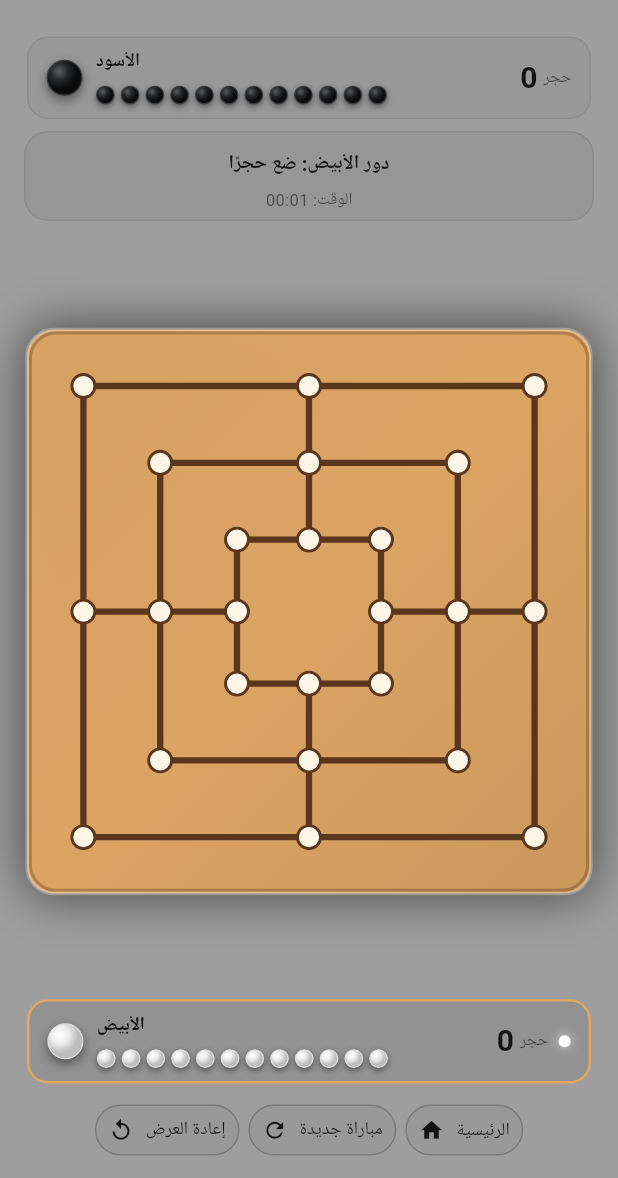
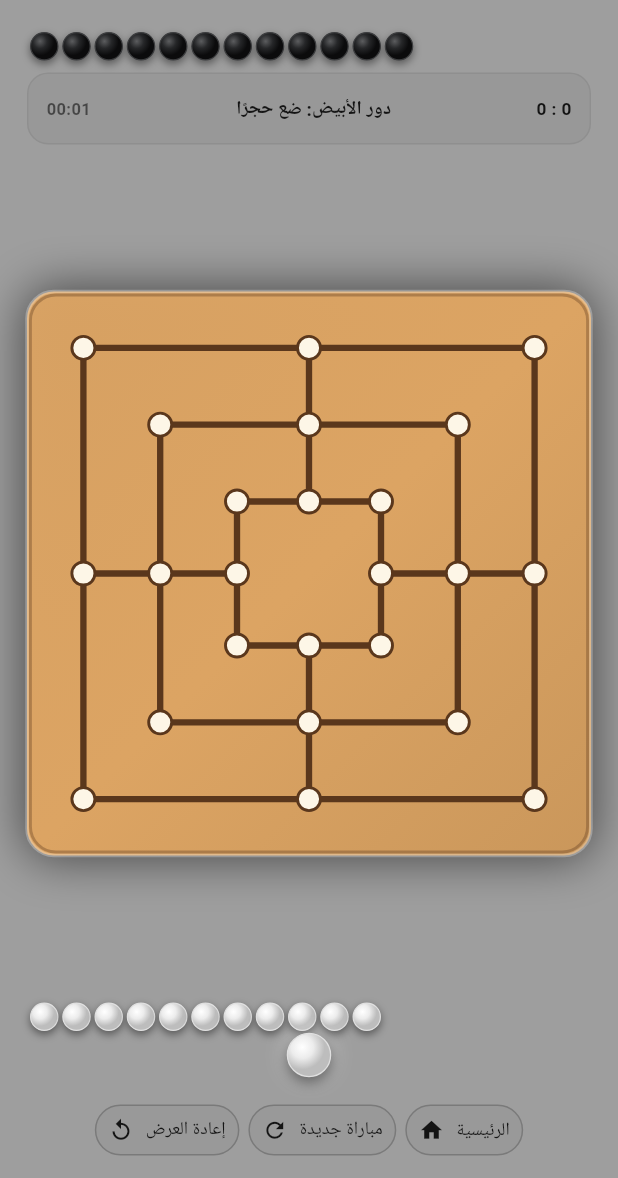
Before and after one commit to 5-boopfav/bahmad-thabet, a Flutter app: the GamePage screen opened directly with sample values from the repository, on a phone screen of 412 x 824 dp, the part 58-1236 px from its top. Run offline on Flutter 3.47's test engine with Material 3 defaults, Android fonts, the phone set to English and light mode, and no system bars.

Commit message:
Implement stone animation and refactor placement logic
Added _FlyingStone class to manage stone animations and updated GamePage to utilize it for launching stones. Refactored player stone placement and UI adjustments.

```diff
--- a/lib/main.dart
+++ b/lib/main.dart
@@ -578,6 +578,18 @@ class HomePage extends StatelessWidget {
   }
 }
 
+class _FlyingStone {
+  final int player;
+  final Offset startOffset;
+  final Offset endOffset;
+
+  const _FlyingStone({
+    required this.player,
+    required this.startOffset,
+    required this.endOffset,
+  });
+}
+
 class GamePage extends StatefulWidget {
   final BoardTheme theme;
   final Color appBackground;
@@ -600,7 +612,8 @@ class GamePage extends StatefulWidget {
   State<GamePage> createState() => _GamePageState();
 }
 
-class _GamePageState extends State<GamePage> {
+class _GamePageState extends State<GamePage>
+    with SingleTickerProviderStateMixin {
   static int nextStarter = 1;
 
   final List<Offset> points = const [
@@ -634,6 +647,10 @@ class _GamePageState extends State<GamePage> {
   late final List<List<int>> near;
   late final List<List<int>> mills;
 
+  late final AnimationController _flyController;
+  _FlyingStone? _flyingStone;
+  double _currentBoardSize = 320;
+
   List<int> board = List.filled(24, 0);
   List<List<int>> history = [];
 
@@ -672,6 +689,11 @@ class _GamePageState extends State<GamePage> {
   int get playerCount => board.where((v) => v == 1).length;
   int get computerCount => board.where((v) => v == 2).length;
 
+  int get whiteRemovedCount =>
+      (whitePlaced - playerCount).clamp(0, 12);
+  int get blackRemovedCount =>
+      (blackPlaced - computerCount).clamp(0, 12);
+
   String playerName(int p) => p == 1 ? 'الأبيض' : 'الأسود';
 
   @override
@@ -681,6 +703,17 @@ class _GamePageState extends State<GamePage> {
     turn = starter;
     status = 'دور ${playerName(turn)}: ضع حجرًا';
 
+    _flyController = AnimationController(
+      vsync: this,
+      duration: const Duration(milliseconds: 280),
+    )..addStatusListener((statusAnim) {
+        if (statusAnim == AnimationStatus.completed && mounted) {
+          setState(() => _flyingStone = null);
+          widget.sound();
+          widget.vibrate();
+        }
+      });
+
     edges = [];
     for (int r = 0; r < 3; r++) {
       final b = r * 8;
@@ -709,6 +742,22 @@ class _GamePageState extends State<GamePage> {
     });
 
     _scheduleComputer();
+  }
+
+  void _launchStoneFromCenter(int player, int targetIndex) {
+    final size = _currentBoardSize;
+    final startOffset = Offset(size * 0.5, size * (player == 1 ? 1.18 : -0.18));
+    final endOffset = Offset(
+      points[targetIndex].dx * size,
+      points[targetIndex].dy * size,
+    );
+
+    _flyingStone = _FlyingStone(
+      player: player,
+      startOffset: startOffset,
+      endOffset: endOffset,
+    );
+    _flyController.forward(from: 0.0);
   }
 
   List<List<int>> _createMills() {
@@ -856,6 +905,7 @@ class _GamePageState extends State<GamePage> {
     setState(() {
       board[chosen] = 2;
       blackPlaced++;
+      _launchStoneFromCenter(2, chosen);
 
       if (hasMill(chosen, 2)) {
         if (firstMill == null) firstMill = 2;
@@ -1070,18 +1120,21 @@ class _GamePageState extends State<GamePage> {
 
   void _placeStone(int index) {
     if (board[index] != 0) return;
+    final currentPlayer = turn;
     setState(() {
-      board[index] = turn;
-
-      if (turn == 1) {
+      board[index] = currentPlayer;
+
+      if (currentPlayer == 1) {
         whitePlaced++;
       } else {
         blackPlaced++;
       }
 
-      if (hasMill(index, turn)) {
-        if (firstMill == null) firstMill = turn;
-        _celebrateMill(index, turn);
+      _launchStoneFromCenter(currentPlayer, index);
+
+      if (hasMill(index, currentPlayer)) {
+        if (firstMill == null) firstMill = currentPlayer;
+        _celebrateMill(index, currentPlayer);
       }
 
       _saveHistory();
@@ -1163,7 +1216,9 @@ class _GamePageState extends State<GamePage> {
   void _restart() {
     aiTimer?.cancel();
     millTimer?.cancel();
+    _flyController.stop();
     setState(() {
+      _flyingStone = null;
       starter = 3 - starter;
       nextStarter = starter;
       turn = starter;
@@ -1328,12 +1383,12 @@ class _GamePageState extends State<GamePage> {
     clock?.cancel();
     aiTimer?.cancel();
     millTimer?.cancel();
+    _flyController.dispose();
     super.dispose();
   }
 
   @override
   Widget build(BuildContext context) {
-    final t = widget.theme;
     final isDarkBg =
         ThemeData.estimateBrightnessForColor(widget.appBackground) ==
             Brightness.dark;
@@ -1345,9 +1400,9 @@ class _GamePageState extends State<GamePage> {
         elevation: 0,
         foregroundColor: isDarkBg ? Colors.white : Colors.black87,
         centerTitle: true,
-        title: const Text(
-          'ثبّت • BAHMAD THABET',
-          style: TextStyle(fontWeight: FontWeight.bold, fontSize: 16),
+        title: Text(
+          widget.computerMode ? 'الكمبيوتر' : 'ثبّت • BAHMAD THABET',
+          style: const TextStyle(fontWeight: FontWeight.bold, fontSize: 16),
         ),
         actions: [
           IconButton(
@@ -1386,50 +1441,59 @@ class _GamePageState extends State<GamePage> {
 
               final boardSize = math.min(
                 availableWidth,
-                availableHeight * .62,
-              ).clamp(0.0, 560.0);
+                availableHeight * .56,
+              ).clamp(0.0, 540.0);
+              _currentBoardSize = boardSize;
 
               return Column(
                 children: [
-                  const SizedBox(height: 4),
-                  _playerPanel(
-                    label: widget.computerMode ? 'الكمبيوتر' : 'الأسود',
-                    count: computerCount,
+                  // طابور الكرات السوداء بالأعلى كما في الفيديو.
+                  _stoneQueueRow(
+                    player: 2,
                     placed: blackPlaced,
-                    player: 2,
+                    removed: whiteRemovedCount,
                     active: turn == 2,
-                  ),
-
-                  // شريط الحالة والوقت بلمسة ناعمة مشابهة للفيديو.
+                    isTop: true,
+                  ),
+
+                  // شريط الحالة والوقت بلمسة هادئة.
                   Padding(
                     padding: const EdgeInsets.symmetric(
-                      horizontal: 16,
-                      vertical: 5,
+                      horizontal: 18,
+                      vertical: 4,
                     ),
                     child: Container(
                       width: double.infinity,
-                      height: 60,
+                      height: 48,
                       padding: const EdgeInsets.symmetric(
-                        horizontal: 14,
-                        vertical: 5,
+                        horizontal: 12,
+                        vertical: 4,
                       ),
                       decoration: BoxDecoration(
                         color: isDarkBg
-                            ? Colors.white.withOpacity(.06)
-                            : Colors.black.withOpacity(.05),
-                        borderRadius: BorderRadius.circular(16),
+                            ? Colors.white.withOpacity(.05)
+                            : Colors.black.withOpacity(.04),
+                        borderRadius: BorderRadius.circular(14),
                         border: Border.all(
                           color: isDarkBg
-                              ? Colors.white.withOpacity(.1)
-                              : Colors.black.withOpacity(.08),
-                        ),
-                      ),
-                      child: Column(
-                        mainAxisAlignment: MainAxisAlignment.center,
+                              ? Colors.white.withOpacity(.08)
+                              : Colors.black.withOpacity(.06),
+                        ),
+                      ),
+                      child: Row(
                         children: [
-                          SizedBox(
-                            height: 32,
-                            child: Center(
+                          Text(
+                            _formatTime(),
+                            style: TextStyle(
+                              color: isDarkBg
+                                  ? Colors.white60
+                                  : Colors.black54,
+                              fontSize: 11,
+                              fontWeight: FontWeight.w600,
+                            ),
+                          ),
+                          const SizedBox(width: 8),
+                          Expanded(
                             child: AnimatedSwitcher(
                               duration: const Duration(milliseconds: 220),
                               switchInCurve: Curves.easeOutCubic,
@@ -1437,12 +1501,12 @@ class _GamePageState extends State<GamePage> {
                               child: Text(
                                 status,
                                 key: ValueKey(status),
-                                  maxLines: 2,
+                                maxLines: 1,
                                 overflow: TextOverflow.ellipsis,
                                 textAlign: TextAlign.center,
                                 style: TextStyle(
                                   fontWeight: FontWeight.bold,
-                                    fontSize: 13,
+                                  fontSize: 12.5,
                                   color: isDarkBg
                                       ? Colors.white
                                       : Colors.black87,
@@ -1450,14 +1514,15 @@ class _GamePageState extends State<GamePage> {
                               ),
                             ),
                           ),
-                          ),
+                          const SizedBox(width: 8),
                           Text(
-                            'الوقت: ${_formatTime()}',
+                            '$computerCount : $playerCount',
                             style: TextStyle(
                               color: isDarkBg
-                                  ? Colors.white60
-                                  : Colors.black54,
-                              fontSize: 11,
+                                  ? Colors.white70
+                                  : Colors.black87,
+                              fontSize: 11.5,
+                              fontWeight: FontWeight.bold,
                             ),
                           ),
                         ],
@@ -1475,12 +1540,13 @@ class _GamePageState extends State<GamePage> {
                     ),
                   ),
 
-                  _playerPanel(
-                    label: 'الأبيض',
-                    count: playerCount,
+                  // طابور الكرات البيضاء بالأسفل كما في الفيديو.
+                  _stoneQueueRow(
+                    player: 1,
                     placed: whitePlaced,
-                    player: 1,
+                    removed: blackRemovedCount,
                     active: turn == 1,
+                    isTop: false,
                   ),
 
                   if (replayMode)
@@ -1520,11 +1586,11 @@ class _GamePageState extends State<GamePage> {
                     ),
 
                   Padding(
-                    padding: const EdgeInsets.fromLTRB(8, 4, 8, 8),
+                    padding: const EdgeInsets.fromLTRB(8, 2, 8, 8),
                     child: Wrap(
                       alignment: WrapAlignment.center,
                       spacing: 6,
-                      runSpacing: 3,
+                      runSpacing: 2,
                       children: [
                         if (widget.computerMode && !replayMode)
                           _actionButton(
@@ -1551,8 +1617,89 @@ class _GamePageState extends State<GamePage> {
     );
   }
 
+  Widget _stoneQueueRow({
+    required int player,
+    required int placed,
+    required int removed,
+    required bool active,
+    required bool isTop,
+  }) {
+    final remaining = (12 - placed).clamp(0, 12);
+    final showReadyCenterBall = active && phase == 0 && remaining > 0;
+    final queueCount = showReadyCenterBall ? remaining - 1 : remaining;
+    final opponentPlayer = 3 - player;
+
+    return Padding(
+      padding: const EdgeInsets.symmetric(horizontal: 20, vertical: 4),
+      child: Column(
+        mainAxisSize: MainAxisSize.min,
+        children: [
+          // صف الكرات المتبقية في الطابور.
+          Row(
+            children: [
+              Row(
+                mainAxisSize: MainAxisSize.min,
+                children: List.generate(
+                  queueCount,
+                  (index) => Padding(
+                    padding: const EdgeInsets.only(right: 2.5),
+                    child: _playerBall(player, 19),
+                  ),
+                ),
+              ),
+              const Spacer(),
+              // الكرات المزالة للخصم تظهر في الجانب المقابل كما في الفيديو.
+              if (removed > 0)
+                Row(
+                  mainAxisSize: MainAxisSize.min,
+                  children: List.generate(
+                    removed.clamp(0, 12),
+                    (index) => Padding(
+                      padding: const EdgeInsets.only(left: 2),
+                      child: Opacity(
+                        opacity: 0.85,
+                        child: _playerBall(opponentPlayer, 14),
+                      ),
+                    ),
+                  ),
+                ),
+            ],
+          ),
+
+          // الكرة الجاهزة للخروج من المنتصف نحو اللوحة.
+          if (showReadyCenterBall)
+            Padding(
+              padding: EdgeInsets.only(
+                top: isTop ? 6 : 2,
+                bottom: isTop ? 2 : 6,
+              ),
+              child: AnimatedScale(
+                scale: 1.06,
+                duration: const Duration(milliseconds: 220),
+                child: Container(
+                  decoration: BoxDecoration(
+                    shape: BoxShape.circle,
+                    boxShadow: [
+                      BoxShadow(
+                        color: Colors.white.withOpacity(.45),
+                        blurRadius: 10,
+                        spreadRadius: 1,
+                      ),
+                    ],
+                  ),
+                  child: _playerBall(player, 28),
+                ),
+              ),
+            ),
+        ],
+      ),
+    );
+  }
+
   Widget _boardWidget(double size) {
     final t = widget.theme;
+    final stoneSize = size * .082;
+
     return Stack(
       clipBehavior: Clip.none,
       children: [
@@ -1576,6 +1723,28 @@ class _GamePageState extends State<GamePage> {
           ),
         ),
         for (int i = 0; i < 24; i++) _stoneWidget(i, size),
+        if (_flyingStone != null)
+          AnimatedBuilder(
+            animation: _flyController,
+            builder: (context, child) {
+              final curved = CurvedAnimation(
+                parent: _flyController,
+                curve: Curves.easeOutCubic,
+              ).value;
+              final pos = Offset.lerp(
+                _flyingStone!.startOffset,
+                _flyingStone!.endOffset,
+                curved,
+              )!;
+              return Positioned(
+                left: pos.dx - stoneSize / 2,
+                top: pos.dy - stoneSize / 2,
+                child: IgnorePointer(
+                  child: _playerBall(_flyingStone!.player, stoneSize * 1.08),
+                ),
+              );
+            },
+          ),
         if (millCelebration)
           Positioned(
             top: 10,
@@ -1645,7 +1814,6 @@ class _GamePageState extends State<GamePage> {
         value == turn &&
         !(widget.computerMode && turn == 2);
 
-    // حجم الحجر قريب من حجم الأحجار في الفيديو.
     final stoneSize = size * .082;
 
     final stone = AnimatedContainer(
@@ -1844,143 +2012,6 @@ class _GamePageState extends State<GamePage> {
     return distance < size * .095 ? best : null;
   }
 
-  Widget _playerPanel({
-    required String label,
-    required int count,
-    required int placed,
-    required int player,
-    required bool active,
-  }) {
-    final t = widget.theme;
-    final isDarkBg =
-        ThemeData.estimateBrightnessForColor(widget.appBackground) ==
-            Brightness.dark;
-    final remaining = (12 - placed).clamp(0, 12);
-
-    return Container(
-      margin: const EdgeInsets.symmetric(horizontal: 18, vertical: 3),
-      padding: const EdgeInsets.symmetric(horizontal: 12, vertical: 7),
-      decoration: BoxDecoration(
-        color: isDarkBg
-            ? Colors.white.withOpacity(active ? .09 : .04)
-            : Colors.black.withOpacity(active ? .08 : .04),
-        borderRadius: BorderRadius.circular(14),
-        border: Border.all(
-          color: active
-              ? (isDarkBg ? Colors.white.withOpacity(.55) : t.accent)
-              : (isDarkBg
-                  ? Colors.white.withOpacity(.1)
-                  : Colors.black.withOpacity(.08)),
-          width: active ? 1.6 : 1,
-        ),
-        boxShadow: active
-            ? [
-                BoxShadow(
-                  color: Colors.white.withOpacity(isDarkBg ? .08 : .0),
-                  blurRadius: 10,
-                ),
-              ]
-            : [],
-      ),
-      child: Row(
-        children: [
-          _playerBall(player, 24),
-          const SizedBox(width: 9),
-          Expanded(
-            child: Column(
-              crossAxisAlignment: CrossAxisAlignment.start,
-              mainAxisSize: MainAxisSize.min,
-              children: [
-                Text(
-                  label,
-                  style: TextStyle(
-                    fontWeight: FontWeight.bold,
-                    color: active
-                        ? (isDarkBg ? Colors.white : Colors.black)
-                        : (isDarkBg ? Colors.white70 : Colors.black87),
-                    fontSize: 12,
-                  ),
-                ),
-                const SizedBox(height: 6),
-
-                // الأحجار المتبقية تظهر ككرات فعلية مشابهة للفيديو.
-                SizedBox(
-                  height: 16,
-                  child: LayoutBuilder(
-                    builder: (context, constraints) {
-                      const ballSize = 12.5;
-                      const spacing = 4.0;
-
-                      final available = constraints.maxWidth;
-                      final totalWidth = 12 * ballSize + 11 * spacing;
-                      final scale = totalWidth > available
-                          ? available / totalWidth
-                          : 1.0;
-
-                      final actualBall = ballSize * scale;
-                      final actualSpacing = spacing * scale;
-
-                      return Row(
-                        mainAxisSize: MainAxisSize.min,
-                        children: List.generate(12, (index) {
-                          final visible = index < remaining;
-
-                          return Padding(
-                            padding: EdgeInsets.only(
-                              right: index == 11 ? 0 : actualSpacing,
-                            ),
-                            child: AnimatedOpacity(
-                              opacity: visible ? 1 : 0.14,
-                              duration: const Duration(milliseconds: 250),
-                              child: _playerBall(player, actualBall),
-                            ),
-                          );
-                        }),
-                      );
-                    },
-                  ),
-                ),
-              ],
-            ),
-          ),
-          Text(
-            '$count',
-            style: TextStyle(
-              fontSize: 20,
-              fontWeight: FontWeight.bold,
-              color: isDarkBg ? Colors.white : Colors.black87,
-            ),
-          ),
-          const SizedBox(width: 4),
-          Text(
-            'حجر',
-            style: TextStyle(
-              fontSize: 11,
-              color: isDarkBg ? Colors.white60 : Colors.black54,
-            ),
-          ),
-          if (active) ...[
-            const SizedBox(width: 7),
-            Container(
-              width: 8,
-              height: 8,
-              decoration: BoxDecoration(
-                shape: BoxShape.circle,
-                color: Colors.white,
-                boxShadow: [
-                  BoxShadow(
-                    color: Colors.white.withOpacity(.7),
-                    blurRadius: 6,
-                  ),
-                ],
-              ),
-            ),
-          ],
-        ],
-      ),
-    );
-  }
-
   Widget _playerBall(int player, double size) {
     return Container(
       width: size,
@@ -2065,7 +2096,6 @@ class BoardPainter extends CustomPainter {
   void paint(Canvas canvas, Size size) {
     final rect = Offset.zero & size;
 
-    // ظل ناعم للوحة على الخلفية الداكنة.
     canvas.drawRRect(
       RRect.fromRectAndRadius(
         rect.deflate(2),
@@ -2078,7 +2108,6 @@ class BoardPainter extends CustomPainter {
 
     final boardRect = rect.deflate(4);
 
-    // سطح خشبي دافئ متدرج بلطف مثل الفيديو.
     final woodPaint = Paint()
       ..shader = LinearGradient(
         begin: Alignment.topLeft,
@@ -2098,7 +2127,6 @@ class BoardPainter extends CustomPainter {
       woodPaint,
     );
 
-    // حواف بارزة خفيفة لإعطاء عمق اللوحة الخشبية.
     canvas.drawRRect(
       RRect.fromRectAndRadius(
         boardRect,
@@ -2121,7 +2149,6 @@ class BoardPainter extends CustomPainter {
         ..strokeWidth = size.width * .005,
     );
 
-    // خطوط الشبكة البنية الواضحة.
     final boardLines = Paint()
       ..color = theme.lines
       ..strokeWidth = size.width * .011
@@ -2142,7 +2169,6 @@ class BoardPainter extends CustomPainter {
       canvas.drawLine(a, b, boardLines);
     }
 
-    // نقاط التقاطع الصغيرة على اللوحة.
     for (final point in points) {
       final center = Offset(
         point.dx * size.width,
@@ -2167,7 +2193,6 @@ class BoardPainter extends CustomPainter {
       );
     }
 
-    // إضاءة متوهجة عند تكوين ثبّت (3 أحجار متتالية).
     if (millCelebration && highlightedMill.length == 3) {
       final a = Offset(
         points[highlightedMill.first].dx * size.width,
```
Lines whose indentation alone changed are shown as unchanged.
